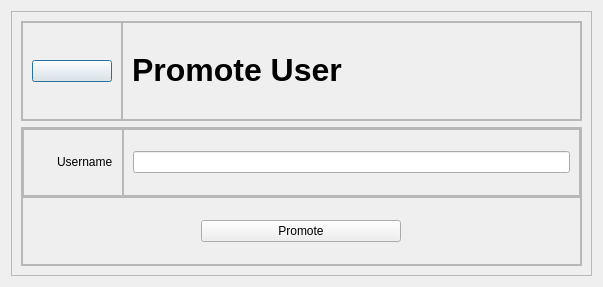
Above: promote.ui from aavashlamichhane/LibMan before the change. Below: the same form after it.
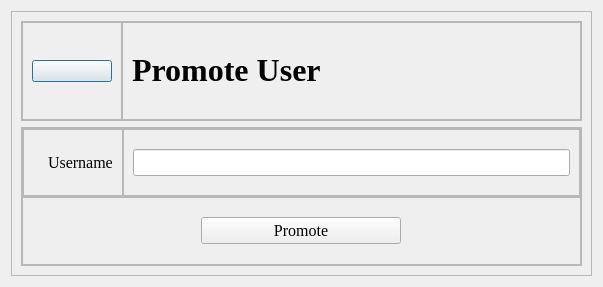
That is the form after the change. Icons and pictures are not drawn.

Diff of the .ui file:
```diff
--- a/promote.ui
+++ b/promote.ui
@@ -105,6 +105,13 @@
            <layout class="QHBoxLayout" name="horizontalLayout_4">
             <item>
              <widget class="QLabel" name="label_name">
+              <property name="font">
+               <font>
+                <family>Times New Roman</family>
+                <pointsize>24</pointsize>
+                <bold>true</bold>
+               </font>
+              </property>
               <property name="text">
                <string>&lt;html&gt;&lt;head/&gt;&lt;body&gt;&lt;p&gt;&lt;span style=&quot; font-size:24pt; font-weight:700;&quot;&gt;Promote User&lt;/span&gt;&lt;/p&gt;&lt;/body&gt;&lt;/html&gt;</string>
               </property>
@@ -193,6 +200,12 @@
                    <height>40</height>
                   </size>
                  </property>
+                 <property name="font">
+                  <font>
+                   <family>Times New Roman</family>
+                   <pointsize>12</pointsize>
+                  </font>
+                 </property>
                  <property name="text">
                   <string>Username</string>
                  </property>
@@ -214,7 +227,14 @@
               </property>
               <layout class="QVBoxLayout" name="verticalLayout_3">
                <item>
-                <widget class="QLineEdit" name="lineEdit_user"/>
+                <widget class="QLineEdit" name="lineEdit_user">
+                 <property name="font">
+                  <font>
+                   <family>Times New Roman</family>
+                   <pointsize>12</pointsize>
+                  </font>
+                 </property>
+                </widget>
                </item>
               </layout>
              </widget>
@@ -239,6 +259,12 @@
                 <height>16777215</height>
                </size>
               </property>
+              <property name="font">
+               <font>
+                <family>Times New Roman</family>
+                <pointsize>12</pointsize>
+               </font>
+              </property>
               <property name="text">
                <string>Promote</string>
               </property>
```
